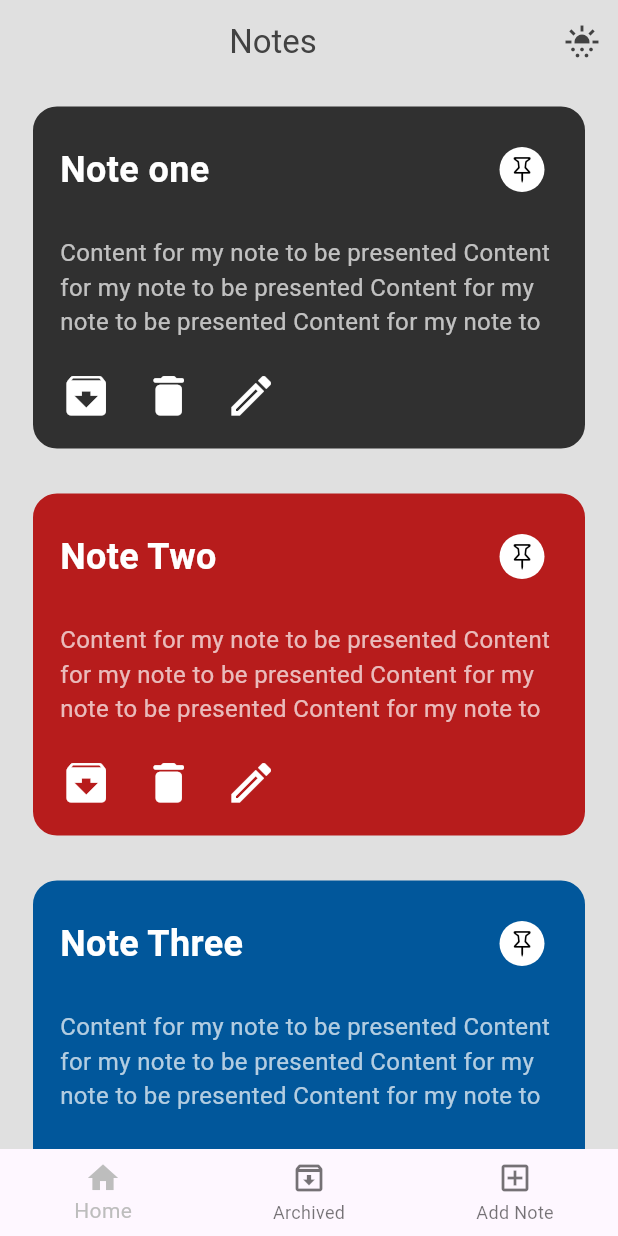
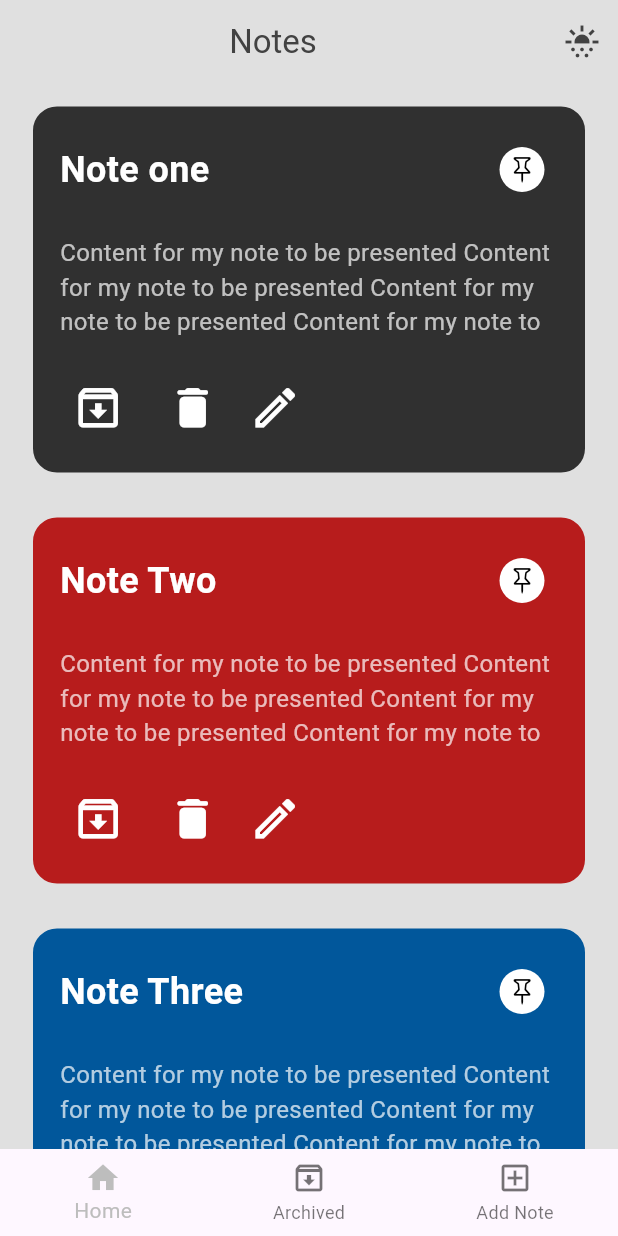
Before and after one commit to mahmoudnader150/notes_app, a Flutter app: the screen it shows after launch, on a phone screen of 412 x 824 dp. Run offline on Flutter 3.47's test engine with Material 3 defaults, Android fonts, the phone set to English and light mode, and no system bars; our stand-ins replace bloc, flutter_bloc.

Commit message:
Implement archive logic in cubit

```diff
--- a/front_end/lib/Cubit/states.dart
+++ b/front_end/lib/Cubit/states.dart
@@ -6,3 +6,6 @@ class NoteChangeBottomNavBarState extends NoteStates{}
 class NoteChangeModeState extends NoteStates{}
 class NoteSortNotesState extends NoteStates{}
 class NoteChangePinState extends NoteStates{}
+class NoteChangeArchiveState extends NoteStates{}
+class NoteAddArchiveState extends NoteStates{}
+class NoteRemoveArchiveState extends NoteStates{}
--- a/front_end/lib/Layouts/show_notes_screen.dart
+++ b/front_end/lib/Layouts/show_notes_screen.dart
@@ -129,7 +129,16 @@ Widget buildNoteItem(Note model,context,int index){
                SizedBox(height: 20,),
                Row(
                  children: [
-                   Icon(Icons.archive,size: 35,color: Colors.white,),
+                   IconButton(
+                     onPressed: (){
+                       NoteCubit.get(context).changeArchive(model);
+                     },
+                     icon: Icon(
+                           Icons.archive_outlined,
+                           size: 35.0,
+                           color: Colors.white,
+                         )
+                   ),
                    SizedBox(width: 20,),
                    Icon(Icons.delete_rounded,size: 35,color: Colors.white,),
                    SizedBox(width: 20,),
--- a/front_end/lib/Models/note_model.dart
+++ b/front_end/lib/Models/note_model.dart
@@ -5,6 +5,7 @@ class Note{
   late String content;
   late String color;
   late bool pinned;
+  late bool archived;
 
   Note({
     required this.id,
@@ -12,6 +13,7 @@ class Note{
     this.content="",
     this.color="grey",
     this.createdAt ="2023-12-12",
-    this.pinned = false
+    this.pinned = false,
+    this.archived = false
 });
 }
```
Also changed, not shown: front_end/lib/Cubit/cubit.dart (+19 -0 lines).
